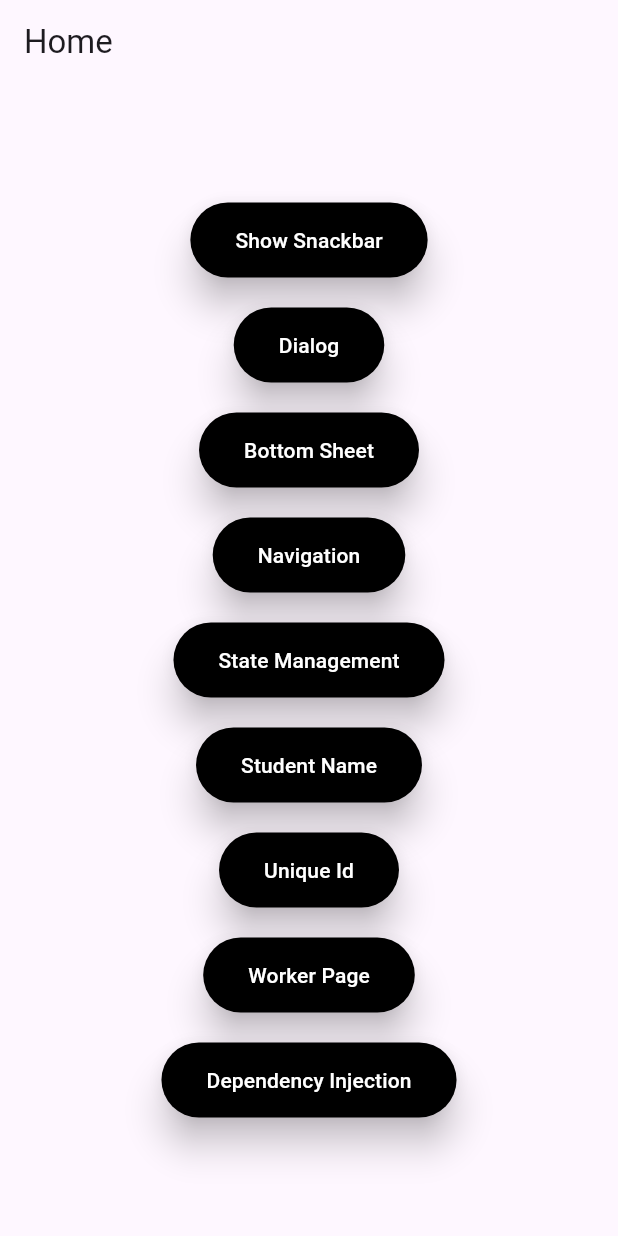
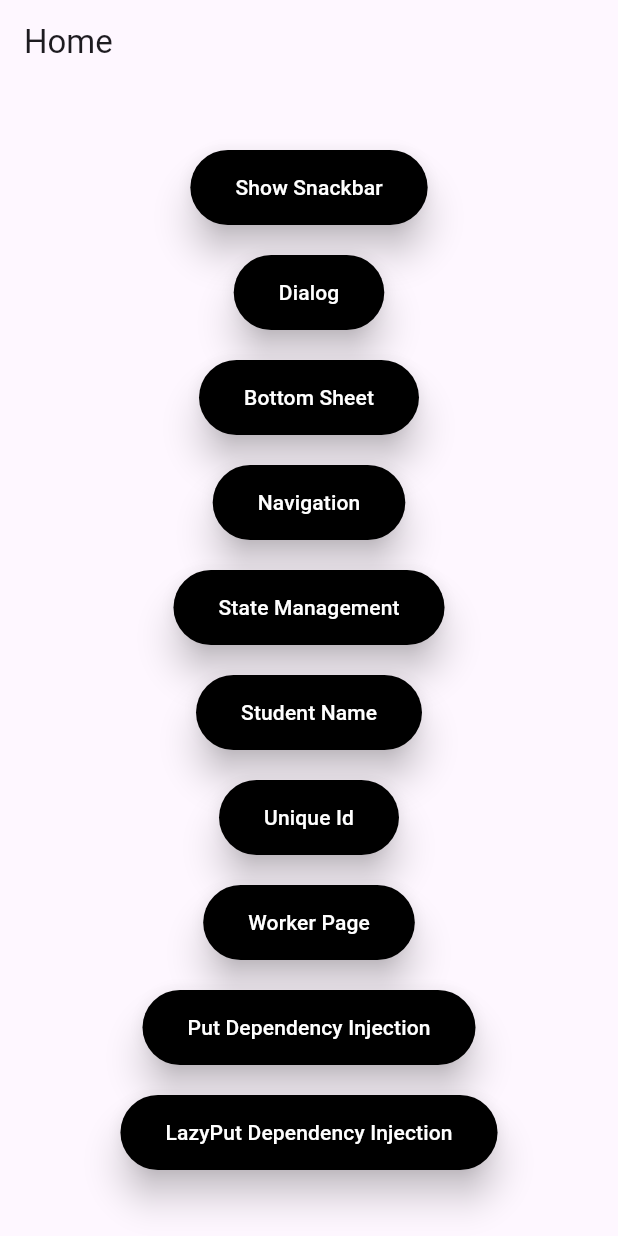
Before and after one commit to gokulggopi28/Getxwork, a Flutter app: the screen it shows after launch, on a phone screen of 412 x 824 dp. Run offline on Flutter 3.47's test engine with Material 3 defaults, Android fonts, the phone set to English and light mode, and no system bars; our stand-ins replace get.

Commit message:
lazy dependency

```diff
--- a/lib/main.dart
+++ b/lib/main.dart
@@ -1,10 +1,16 @@
 import 'package:flutter/material.dart';
 import 'package:get/get.dart';
-import 'package:get_demo/controllers/my_controller.dart';
 import 'package:get_demo/pages/home_page.dart';
 
+import 'controllers/lazy_controller.dart';
+
 void main() {
-  Get.put(MyController());
+
+  // Dependency Injection Get.put
+  // Get.put(MyController());
+
+  //Dependency Injection Get.lazyPut
+  Get.lazyPut<LazyController>(()=> LazyController());
   runApp(const MyApp());
 }
 
--- a/lib/pages/home_page.dart
+++ b/lib/pages/home_page.dart
@@ -2,6 +2,7 @@ import 'package:flutter/material.dart';
 import 'package:get/get.dart';
 import 'package:get_demo/components/custom_button_style.dart';
 import 'package:get_demo/pages/dependency_inj.dart';
+import 'package:get_demo/pages/lazy_page.dart';
 import 'package:get_demo/pages/next_page.dart';
 import 'package:get_demo/pages/state_page.dart';
 import 'package:get_demo/pages/student_name.dart';
@@ -138,7 +139,15 @@ class HomePage extends StatelessWidget {
               style: customButtonStyle,
               onPressed: (){
                Get.to( DependencyInj());
-              }, child: const Text('Dependency Injection'))
+              }, child: const Text('Put Dependency Injection')),
+              const SizedBox(
+              height: 20,
+            ),
+            ElevatedButton(
+              style: customButtonStyle,
+              onPressed: (){
+               Get.to( LazyPage());
+              }, child: const Text('LazyPut Dependency Injection'))
 
 
 
```
Also changed, not shown: lib/controllers/lazy_controller.dart (added, +10 -0 lines), lib/pages/lazy_page.dart (added, +38 -0 lines), lib/pages/state_page.dart (+8 -2 lines).
